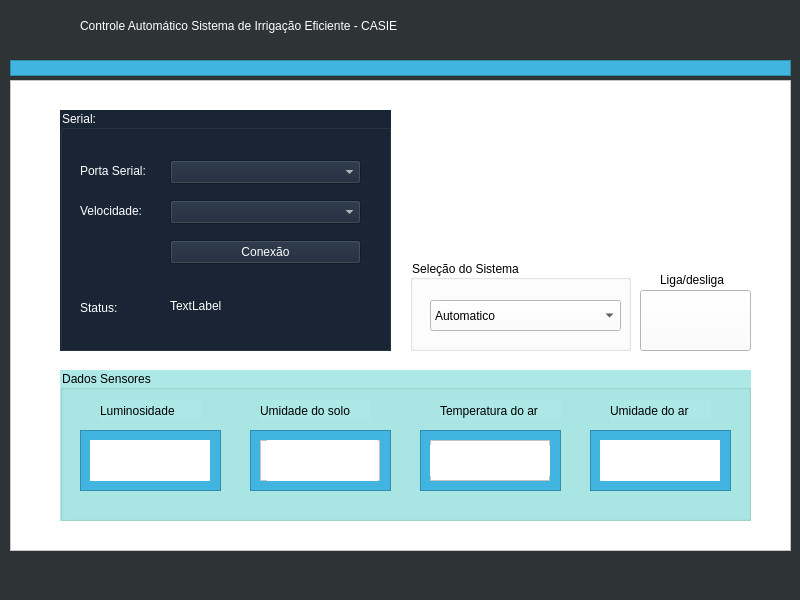
Above: mainwindow.ui from ildja/Projeto_CASIE_2 before the change. Below: the same form after it.
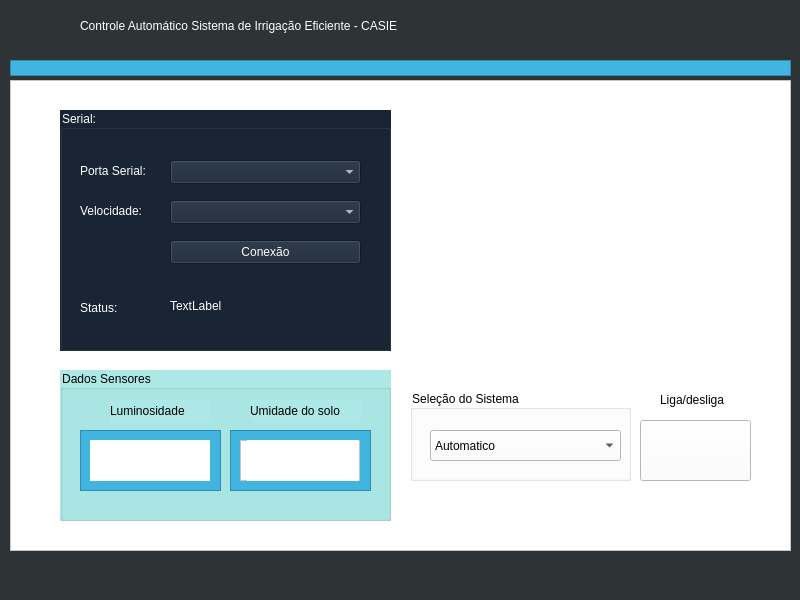
That is the form after the change. Icons and pictures are not drawn.

What changed in the file:
```diff
--- a/mainwindow.ui
+++ b/mainwindow.ui
@@ -199,7 +199,7 @@
      <property name="geometry">
       <rect>
        <x>400</x>
-       <y>180</y>
+       <y>310</y>
        <width>221</width>
        <height>91</height>
       </rect>
@@ -254,7 +254,7 @@
       <rect>
        <x>50</x>
        <y>290</y>
-       <width>691</width>
+       <width>331</width>
        <height>151</height>
       </rect>
      </property>
@@ -268,7 +268,7 @@
      <widget class="QLabel" name="label_4">
       <property name="geometry">
        <rect>
-        <x>40</x>
+        <x>50</x>
         <y>30</y>
         <width>101</width>
         <height>21</height>
@@ -281,7 +281,7 @@
      <widget class="QLabel" name="label_5">
       <property name="geometry">
        <rect>
-        <x>200</x>
+        <x>190</x>
         <y>30</y>
         <width>111</width>
         <height>21</height>
@@ -291,32 +291,6 @@
        <string>Umidade do solo</string>
       </property>
      </widget>
-     <widget class="QLabel" name="label_6">
-      <property name="geometry">
-       <rect>
-        <x>380</x>
-        <y>30</y>
-        <width>121</width>
-        <height>21</height>
-       </rect>
-      </property>
-      <property name="text">
-       <string>Temperatura do ar</string>
-      </property>
-     </widget>
-     <widget class="QLabel" name="label_7">
-      <property name="geometry">
-       <rect>
-        <x>550</x>
-        <y>30</y>
-        <width>101</width>
-        <height>21</height>
-       </rect>
-      </property>
-      <property name="text">
-       <string>Umidade do ar</string>
-      </property>
-     </widget>
      <widget class="QFrame" name="frame_2">
       <property name="geometry">
        <rect>
@@ -375,7 +349,7 @@
      <widget class="QFrame" name="frame_5">
       <property name="geometry">
        <rect>
-        <x>190</x>
+        <x>170</x>
         <y>60</y>
         <width>141</width>
         <height>61</height>
@@ -427,122 +401,12 @@
        </widget>
       </widget>
      </widget>
-     <widget class="QFrame" name="frame_6">
-      <property name="geometry">
-       <rect>
-        <x>360</x>
-        <y>60</y>
-        <width>141</width>
-        <height>61</height>
-       </rect>
-      </property>
-      <property name="styleSheet">
-       <string notr="true">background-color: rgb(65, 181, 223);</string>
-      </property>
-      <property name="frameShape">
-       <enum>QFrame::StyledPanel</enum>
-      </property>
-      <property name="frameShadow">
-       <enum>QFrame::Raised</enum>
-      </property>
-      <widget class="QFrame" name="frame_9">
-       <property name="geometry">
-        <rect>
-         <x>10</x>
-         <y>10</y>
-         <width>120</width>
-         <height>41</height>
-        </rect>
-       </property>
-       <property name="styleSheet">
-        <string notr="true">background-color: rgb(255, 255, 255);</string>
-       </property>
-       <property name="frameShape">
-        <enum>QFrame::StyledPanel</enum>
-       </property>
-       <property name="frameShadow">
-        <enum>QFrame::Raised</enum>
-       </property>
-       <widget class="QLabel" name="lbl_temperatura_ar">
-        <property name="geometry">
-         <rect>
-          <x>0</x>
-          <y>5</y>
-          <width>121</width>
-          <height>31</height>
-         </rect>
-        </property>
-        <property name="styleSheet">
-         <string notr="true">color: rgb(0, 0, 0);
-font: 57 16pt &quot;Ubuntu&quot;;</string>
-        </property>
-        <property name="text">
-         <string/>
-        </property>
-       </widget>
-      </widget>
-     </widget>
-     <widget class="QFrame" name="frame_7">
-      <property name="geometry">
-       <rect>
-        <x>530</x>
-        <y>60</y>
-        <width>141</width>
-        <height>61</height>
-       </rect>
-      </property>
-      <property name="styleSheet">
-       <string notr="true">background-color: rgb(65, 181, 223);</string>
-      </property>
-      <property name="frameShape">
-       <enum>QFrame::StyledPanel</enum>
-      </property>
-      <property name="frameShadow">
-       <enum>QFrame::Raised</enum>
-      </property>
-      <widget class="QFrame" name="frame_10">
-       <property name="geometry">
-        <rect>
-         <x>10</x>
-         <y>10</y>
-         <width>120</width>
-         <height>41</height>
-        </rect>
-       </property>
-       <property name="styleSheet">
-        <string notr="true">background-color: rgb(255, 255, 255);</string>
-       </property>
-       <property name="frameShape">
-        <enum>QFrame::StyledPanel</enum>
-       </property>
-       <property name="frameShadow">
-        <enum>QFrame::Raised</enum>
-       </property>
-       <widget class="QLabel" name="lbl_umidade_ar">
-        <property name="geometry">
-         <rect>
-          <x>0</x>
-          <y>0</y>
-          <width>121</width>
-          <height>41</height>
-         </rect>
-        </property>
-        <property name="styleSheet">
-         <string notr="true">color: rgb(0, 0, 0);
-font: 57 16pt &quot;Ubuntu&quot;;</string>
-        </property>
-        <property name="text">
-         <string/>
-        </property>
-       </widget>
-      </widget>
-     </widget>
     </widget>
     <widget class="QLabel" name="label_3">
      <property name="geometry">
       <rect>
        <x>650</x>
-       <y>190</y>
+       <y>310</y>
        <width>71</width>
        <height>20</height>
       </rect>
@@ -559,7 +423,7 @@
      <property name="geometry">
       <rect>
        <x>630</x>
-       <y>210</y>
+       <y>340</y>
        <width>111</width>
        <height>61</height>
       </rect>
@@ -575,10 +439,10 @@
     <widget class="QLabel" name="label_9">
      <property name="geometry">
       <rect>
-       <x>490</x>
+       <x>430</x>
        <y>30</y>
-       <width>191</width>
-       <height>151</height>
+       <width>301</width>
+       <height>241</height>
       </rect>
      </property>
      <property name="styleSheet">
```
